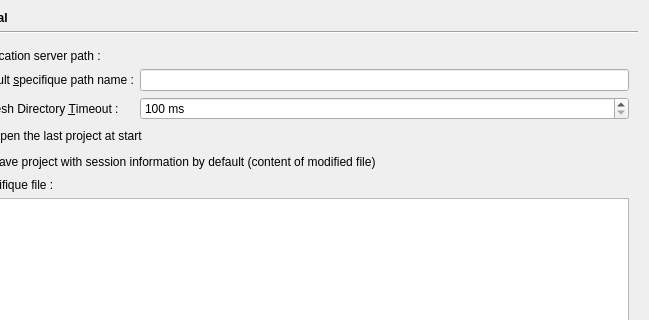
Above: xinx/ui/custom.ui from phoenix741/xinx before the change; both pictures show x 182 to 831 and y 0 to 320 of the 831 by 404 pixel window. Below: the same form after it.
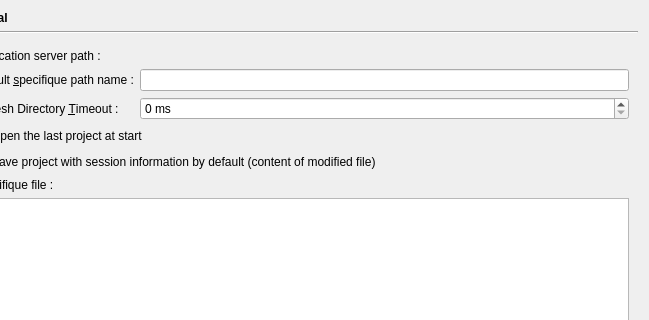
That is the form after the change. The open tabs and pages were chosen to show the change. Icons and pictures are not drawn. Custom widgets are drawn as their Qt base class.

The edit to the form file:
```diff
--- a/xinx/ui/custom.ui
+++ b/xinx/ui/custom.ui
@@ -326,7 +326,7 @@
           <string> ms</string>
          </property>
          <property name="minimum" >
-          <number>100</number>
+          <number>0</number>
          </property>
          <property name="maximum" >
           <number>10000</number>
```
Left out of the diff: 450 changed lines with no effect on the pictures.
